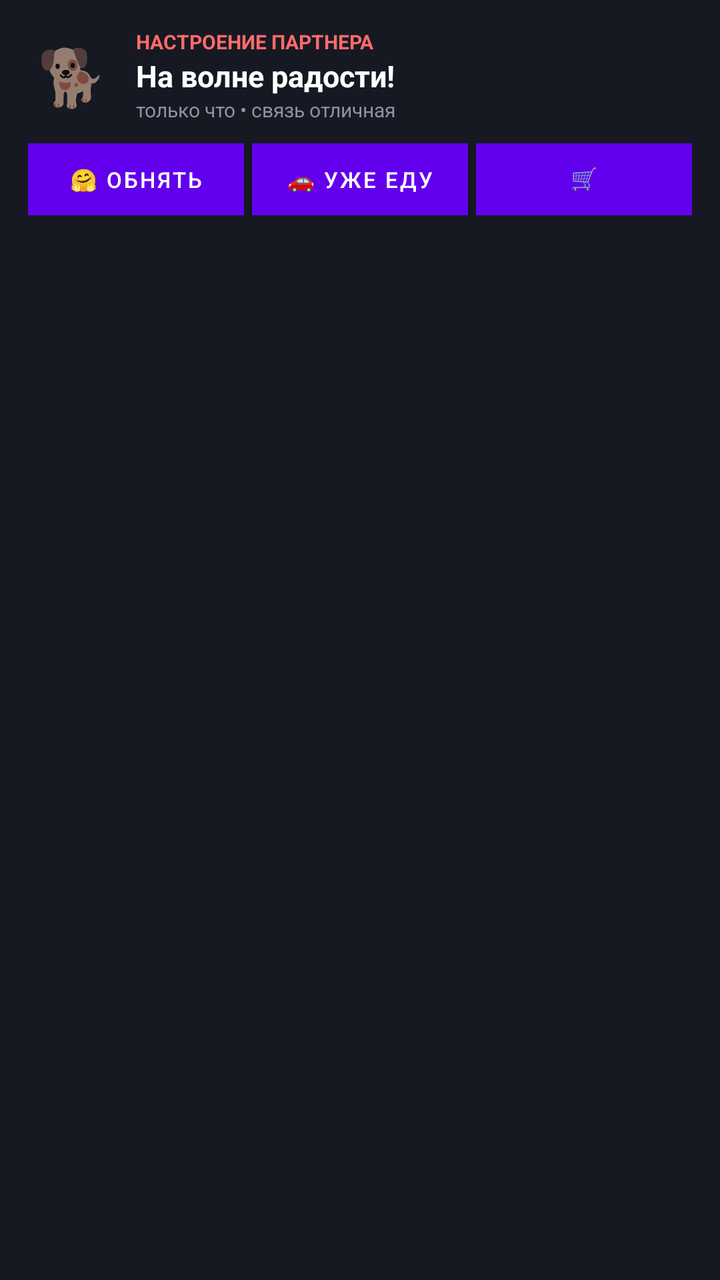
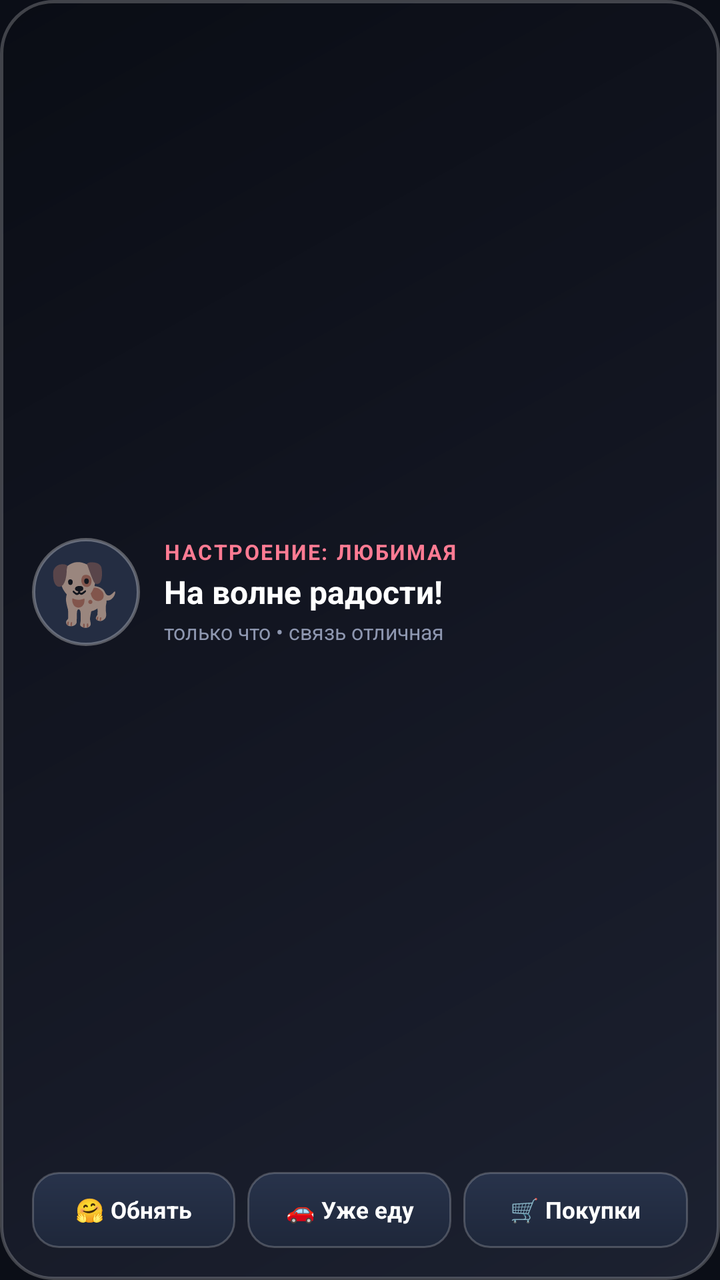

Screens rendered from an Android XML layout before and after an edit, with the pre-edit source and the edit as a unified diff.
<!-- AndroidManifest.xml: application theme Theme.CozyHome -->
<!-- res/layout/widget_partner_mood.xml -->
<?xml version="1.0" encoding="utf-8"?>
<LinearLayout xmlns:android="http://schemas.android.com/apk/res/android"
    android:id="@+id/widget_root"
    android:layout_width="match_parent"
    android:layout_height="match_parent"
    android:background="#161922"
    android:orientation="vertical"
    android:padding="14dp">

    
    <LinearLayout
        android:layout_width="match_parent"
        android:layout_height="wrap_content"
        android:gravity="center_vertical"
        android:orientation="horizontal">

        <TextView
            android:id="@+id/widget_avatar_emoji"
            android:layout_width="44dp"
            android:layout_height="44dp"
            android:gravity="center"
            android:text="🐕"
            android:textSize="28sp" />

        <LinearLayout
            android:layout_width="0dp"
            android:layout_height="wrap_content"
            android:layout_marginStart="10dp"
            android:layout_weight="1"
            android:orientation="vertical">

            <TextView
                android:id="@+id/widget_partner_label"
                android:layout_width="wrap_content"
                android:layout_height="wrap_content"
                android:text="НАСТРОЕНИЕ ПАРТНЕРА"
                android:textColor="#FF6B6B"
                android:textSize="10sp"
                android:textStyle="bold" />

            <TextView
                android:id="@+id/widget_mood_title"
                android:layout_width="wrap_content"
                android:layout_height="wrap_content"
                android:text="На волне радости!"
                android:textColor="#FFFFFF"
                android:textSize="15sp"
                android:textStyle="bold" />

            <TextView
                android:id="@+id/widget_status_time"
                android:layout_width="wrap_content"
                android:layout_height="wrap_content"
                android:text="только что • связь отличная"
                android:textColor="#8E93A3"
                android:textSize="10sp" />
        </LinearLayout>
    </LinearLayout>

    
    <LinearLayout
        android:layout_width="match_parent"
        android:layout_height="wrap_content"
        android:layout_marginTop="10dp"
        android:gravity="center"
        android:orientation="horizontal">

        <Button
            android:id="@+id/btn_widget_hug"
            android:layout_width="0dp"
            android:layout_height="36dp"
            android:layout_marginEnd="4dp"
            android:layout_weight="1"
            android:background="#22283A"
            android:text="🤗 Обнять"
            android:textColor="#FFFFFF"
            android:textSize="11sp" />

        <Button
            android:id="@+id/btn_widget_on_way"
            android:layout_width="0dp"
            android:layout_height="36dp"
            android:layout_marginEnd="4dp"
            android:layout_weight="1"
            android:background="#22283A"
            android:text="🚗 Уже еду"
            android:textColor="#FFFFFF"
            android:textSize="11sp" />

        <Button
            android:id="@+id/btn_widget_shopping"
            android:layout_width="0dp"
            android:layout_height="36dp"
            android:layout_weight="1"
            android:background="#22283A"
            android:text="🛒 Покупки"
            android:textColor="#FFFFFF"
            android:textSize="11sp" />
    </LinearLayout>

</LinearLayout>
<!-- resources referenced by this layout -->
<resources>
  <style name="Theme.CozyHome" parent="Theme.MaterialComponents.DayNight.NoActionBar">
          <item name="android:statusBarColor">#0B0E17</item>
          <item name="android:navigationBarColor">#0B0E17</item>
          <item name="android:windowBackground">#0B0E17</item>
      </style>
</resources>

<!-- the commit's change to res/layout/widget_partner_mood.xml (unified diff, before → after) -->
@@ -3,29 +3,38 @@
     android:id="@+id/widget_root"
     android:layout_width="match_parent"
     android:layout_height="match_parent"
-    android:background="#161922"
+    android:background="@drawable/widget_glass_background"
     android:orientation="vertical"
-    android:padding="14dp">
+    android:padding="16dp">
 
     
     <LinearLayout
         android:layout_width="match_parent"
-        android:layout_height="wrap_content"
+        android:layout_height="0dp"
+        android:layout_weight="1"
         android:gravity="center_vertical"
         android:orientation="horizontal">
 
-        <TextView
-            android:id="@+id/widget_avatar_emoji"
-            android:layout_width="44dp"
-            android:layout_height="44dp"
-            android:gravity="center"
-            android:text="🐕"
-            android:textSize="28sp" />
+        
+        <FrameLayout
+            android:layout_width="54dp"
+            android:layout_height="54dp"
+            android:background="@drawable/widget_avatar_glass">
 
+            <TextView
+                android:id="@+id/widget_avatar_emoji"
+                android:layout_width="match_parent"
+                android:layout_height="match_parent"
+                android:gravity="center"
+                android:text="🐕"
+                android:textSize="30sp" />
+        </FrameLayout>
+
+        
         <LinearLayout
             android:layout_width="0dp"
             android:layout_height="wrap_content"
-            android:layout_marginStart="10dp"
+            android:layout_marginStart="12dp"
             android:layout_weight="1"
             android:orientation="vertical">
 
@@ -33,69 +42,80 @@
                 android:id="@+id/widget_partner_label"
                 android:layout_width="wrap_content"
                 android:layout_height="wrap_content"
-                android:text="НАСТРОЕНИЕ ПАРТНЕРА"
-                android:textColor="#FF6B6B"
-                android:textSize="10sp"
+                android:letterSpacing="0.08"
+                android:text="НАСТРОЕНИЕ: ЛЮБИМАЯ"
+                android:textColor="#FF7B93"
+                android:textSize="10.5sp"
                 android:textStyle="bold" />
 
             <TextView
                 android:id="@+id/widget_mood_title"
                 android:layout_width="wrap_content"
                 android:layout_height="wrap_content"
+                android:layout_marginTop="2dp"
+                android:ellipsize="end"
+                android:maxLines="1"
                 android:text="На волне радости!"
                 android:textColor="#FFFFFF"
-                android:textSize="15sp"
+                android:textSize="16sp"
                 android:textStyle="bold" />
 
             <TextView
                 android:id="@+id/widget_status_time"
                 android:layout_width="wrap_content"
                 android:layout_height="wrap_content"
+                android:layout_marginTop="2dp"
                 android:text="только что • связь отличная"
-                android:textColor="#8E93A3"
-                android:textSize="10sp" />
+                android:textColor="#8E97B0"
+                android:textSize="10.5sp" />
         </LinearLayout>
     </LinearLayout>
 
     
     <LinearLayout
         android:layout_width="match_parent"
-        android:layout_height="wrap_content"
+        android:layout_height="38dp"
         android:layout_marginTop="10dp"
         android:gravity="center"
         android:orientation="horizontal">
 
-        <Button
+        <TextView
             android:id="@+id/btn_widget_hug"
             android:layout_width="0dp"
-            android:layout_height="36dp"
-            android:layout_marginEnd="4dp"
+            android:layout_height="match_parent"
+            android:layout_marginEnd="6dp"
             android:layout_weight="1"
-            android:background="#22283A"
+            android:background="@drawable/widget_button_glass"
+            android:gravity="center"
             android:text="🤗 Обнять"
             android:textColor="#FFFFFF"
-            android:textSize="11sp" />
+            android:textSize="11.5sp"
+            android:textStyle="bold" />
 
-        <Button
+        <TextView
             android:id="@+id/btn_widget_on_way"
             android:layout_width="0dp"
-            android:layout_height="36dp"
-            android:layout_marginEnd="4dp"
+            android:layout_height="match_parent"
+            android:layout_marginEnd="6dp"
             android:layout_weight="1"
-            android:background="#22283A"
+            android:background="@drawable/widget_button_glass"
+            android:gravity="center"
             android:text="🚗 Уже еду"
             android:textColor="#FFFFFF"
-            android:textSize="11sp" />
+            android:textSize="11.5sp"
+            android:textStyle="bold" />
 
-        <Button
+        <TextView
             android:id="@+id/btn_widget_shopping"
             android:layout_width="0dp"
-            android:layout_height="36dp"
-            android:layout_weight="1"
-            android:background="#22283A"
+            android:layout_height="match_parent"
+            android:layout_weight="1.1"
+            android:background="@drawable/widget_button_glass"
+            android:gravity="center"
             android:text="🛒 Покупки"
             android:textColor="#FFFFFF"
-            android:textSize="11sp" />
+            android:textSize="11.5sp"
+            android:textStyle="bold" />
     </LinearLayout>
 
 </LinearLayout>
<!-- resource entries referenced after the edit -->
@@ -1,5 +1,43 @@
 <!-- resources referenced by this layout -->
 <resources>
+  <!-- drawable widget_avatar_glass (drawable) -->
+  <?xml version="1.0" encoding="utf-8"?>
+  <shape xmlns:android="http://schemas.android.com/apk/res/android"
+      android:shape="oval">
+      <solid android:color="#242D42" />
+      <stroke
+          android:width="1.5dp"
+          android:color="#4DFFFFFF" />
+  </shape>
+  <!-- drawable widget_button_glass (drawable) -->
+  <?xml version="1.0" encoding="utf-8"?>
+  <shape xmlns:android="http://schemas.android.com/apk/res/android"
+      android:shape="rectangle">
+      <corners android:radius="13dp" />
+      <gradient
+          android:angle="90"
+          android:startColor="#1E273A"
+          android:endColor="#28334B"
+          android:type="linear" />
+      <stroke
+          android:width="1dp"
+          android:color="#35FFFFFF" />
+  </shape>
+  <!-- drawable widget_glass_background (drawable) -->
+  <?xml version="1.0" encoding="utf-8"?>
+  <shape xmlns:android="http://schemas.android.com/apk/res/android"
+      android:shape="rectangle">
+      <corners android:radius="26dp" />
+      <gradient
+          android:angle="135"
+          android:startColor="#1C2130"
+          android:centerColor="#131622"
+          android:endColor="#0A0D15"
+          android:type="linear" />
+      <stroke
+          android:width="1.5dp"
+          android:color="#38FFFFFF" />
+  </shape>
   <style name="Theme.CozyHome" parent="Theme.MaterialComponents.DayNight.NoActionBar">
           <item name="android:statusBarColor">#0B0E17</item>
           <item name="android:navigationBarColor">#0B0E17</item>
